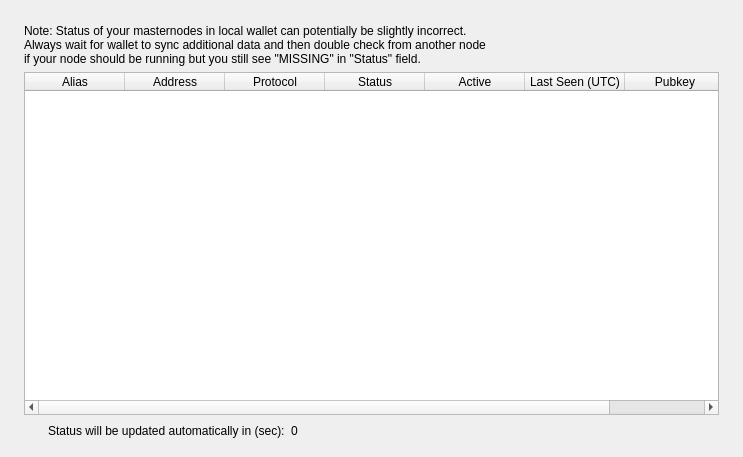
This is src/qt/forms/masternodelist.ui in bulwark-crypto/Bulwark as Qt 5 draws it before an edit. The edited form follows.
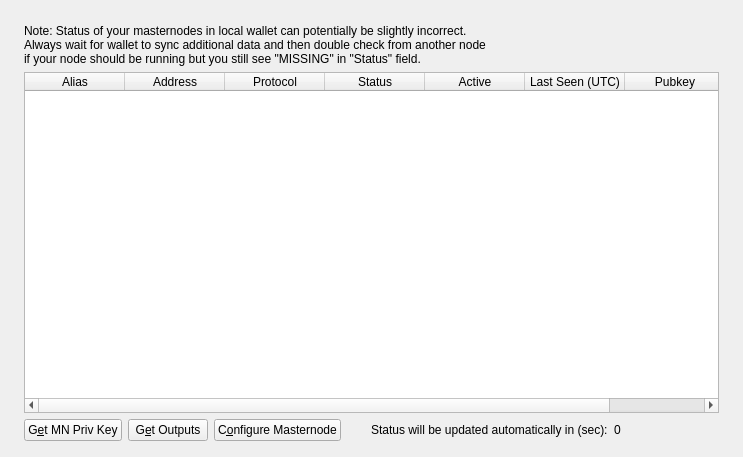
This is the edited form. Custom widgets are drawn as their Qt base class.

Commit message:
Added Masternode Tool
These tools allow you to copy, edit, add, delete a masternode Alias It allows you to auto fill genkey and also auto fill already made not used ouputs in a click of a button. This is all without using the console.

The edit to the form file:
```diff
--- a/src/qt/forms/masternodelist.ui
+++ b/src/qt/forms/masternodelist.ui
@@ -194,6 +194,27 @@
                   <property name="bottomMargin">
                    <number>0</number>
                   </property>
+                  <item>
+                   <widget class="QPushButton" name="getMNPrivKeyButton">
+                    <property name="text">
+                     <string>G&amp;et MN Priv Key</string>
+                    </property>
+                   </widget>
+                  </item>
+                  <item>
+                   <widget class="QPushButton" name="getOutputsButton">
+                    <property name="text">
+                     <string>G&amp;et Outputs</string>
+                    </property>
+                   </widget>
+                  </item>
+                  <item>
+                   <widget class="QPushButton" name="configureMasternodeButton">
+                    <property name="text">
+                     <string>C&amp;onfigure Masternode</string>
+                    </property>
+                   </widget>
+                  </item>
                   <item>
                    <widget class="QtMaterialFlatButton" name="startButton" native="true">
                     <property name="text" stdset="0">
```
The commit also changes 17 other files.
